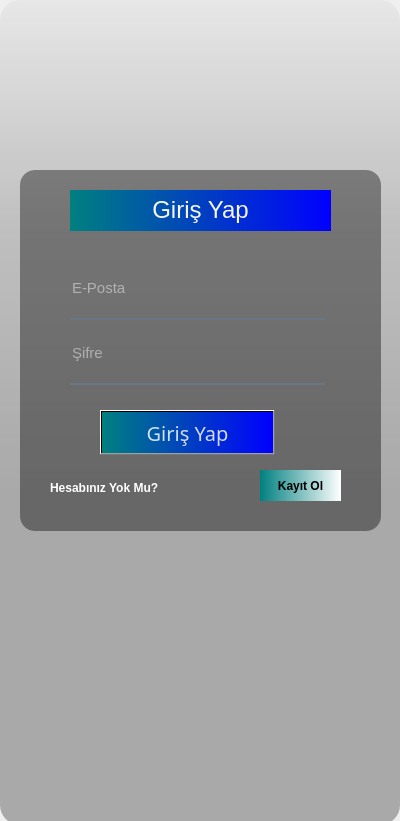
First picture: the form in Object Oriented Programming Project (OOPP)/Tasarim/login.ui, repository emircbn16/ObjectOrientedProgrammingProject, before the edit.
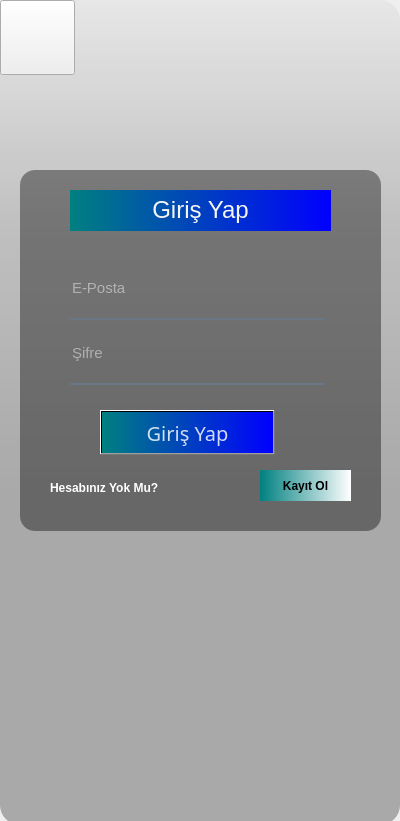
Second picture: the form after the edit. Icons and pictures are not drawn.

Diff of the .ui file:
```diff
--- a/Object Oriented Programming Project (OOPP)/Tasarim/login.ui
+++ b/Object Oriented Programming Project (OOPP)/Tasarim/login.ui
@@ -275,7 +275,7 @@
      <rect>
       <x>290</x>
       <y>500</y>
-      <width>81</width>
+      <width>91</width>
       <height>31</height>
      </rect>
     </property>
@@ -287,6 +287,27 @@
     </property>
     <property name="text">
      <string>Kayıt Ol</string>
+    </property>
+    <property name="icon">
+     <iconset>
+      <normaloff>Images/Icon/kayitolikon.png</normaloff>Images/Icon/kayitolikon.png</iconset>
+    </property>
+   </widget>
+   <widget class="QPushButton" name="exit">
+    <property name="geometry">
+     <rect>
+      <x>30</x>
+      <y>30</y>
+      <width>75</width>
+      <height>75</height>
+     </rect>
+    </property>
+    <property name="styleSheet">
+     <string notr="true">
+border-image: url(:/images/Images/exit.png);</string>
+    </property>
+    <property name="text">
+     <string/>
     </property>
    </widget>
   </widget>
```
Left out of the diff: 18 changed lines with no effect on the pictures.
